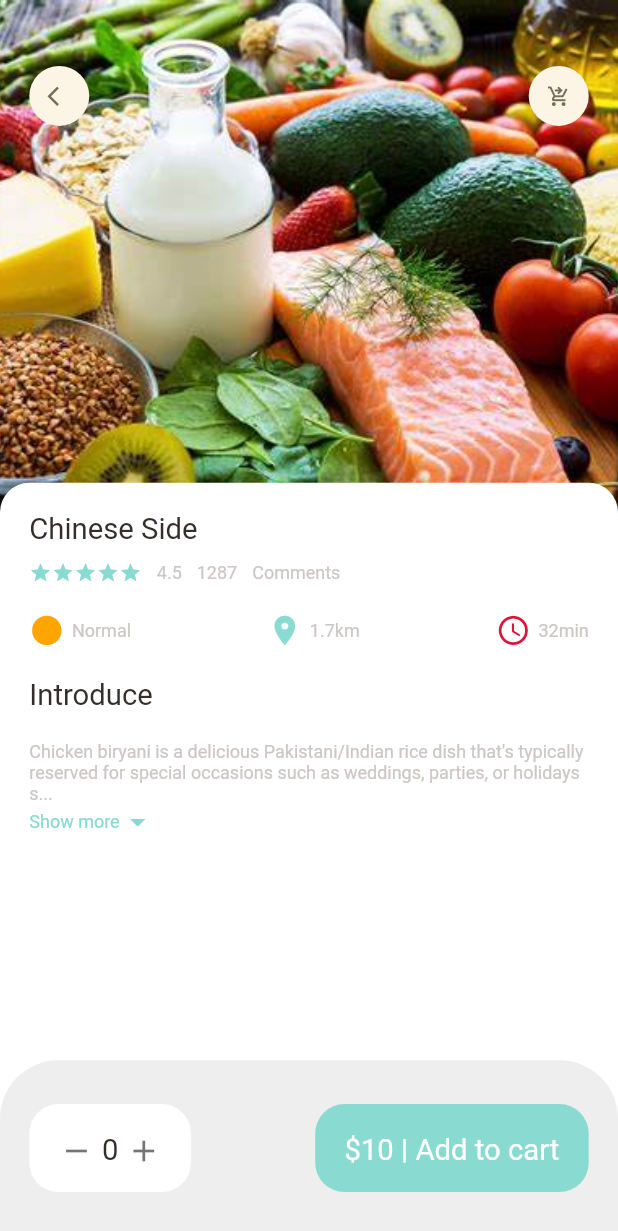
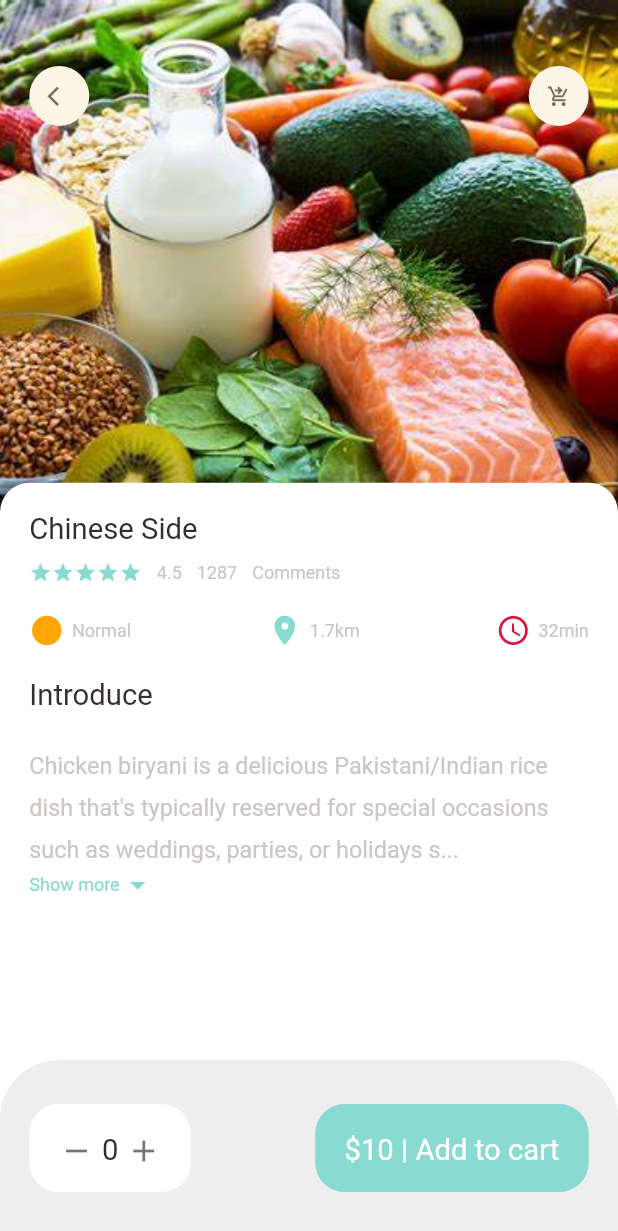
Before and after one commit to Amantha96/FoodApp, a Flutter app: the screen it shows after launch, on a phone screen of 412 x 824 dp. Shown: the top 1231 px of the screen. Run offline on Flutter 3.47's test engine with Material 2 defaults, Android fonts, the phone set to English and light mode, and no system bars; our stand-ins replace get.

Commit message:
first v.01

```diff
--- a/lib/Pages/home/dimensions.dart
+++ b/lib/Pages/home/dimensions.dart
@@ -19,6 +19,7 @@
   static double width20=screenHeight/42.2;
   static double width30=screenHeight/28.13;
 //font size
+  static double font16=screenHeight/52.75;
   static double font20=screenHeight/42.2;
   static double font26=screenHeight/32.46;
   //radius
--- a/lib/widgets/exandable_text_widget.dart
+++ b/lib/widgets/exandable_text_widget.dart
@@ -40,9 +40,9 @@
   @override
   Widget build(BuildContext context) {
     return Container(
-      child:secondHalf.isEmpty?SmallText(text: firstHalf):Column(
+      child:secondHalf.isEmpty?SmallText(size:Dimensions.font16,text: firstHalf):Column(
         children: [
-          SmallText(text: hiddenText?(firstHalf+"..."):(firstHalf+secondHalf)),
+          SmallText(height:1.8,color:AppColors.textColor,size:Dimensions.font16,text: hiddenText?(firstHalf+"..."):(firstHalf+secondHalf)),
           InkWell(
             onTap:(){
               setState(() {
```
Also changed, not shown: lib/Pages/food/recommendes_food_details.dart (added).
